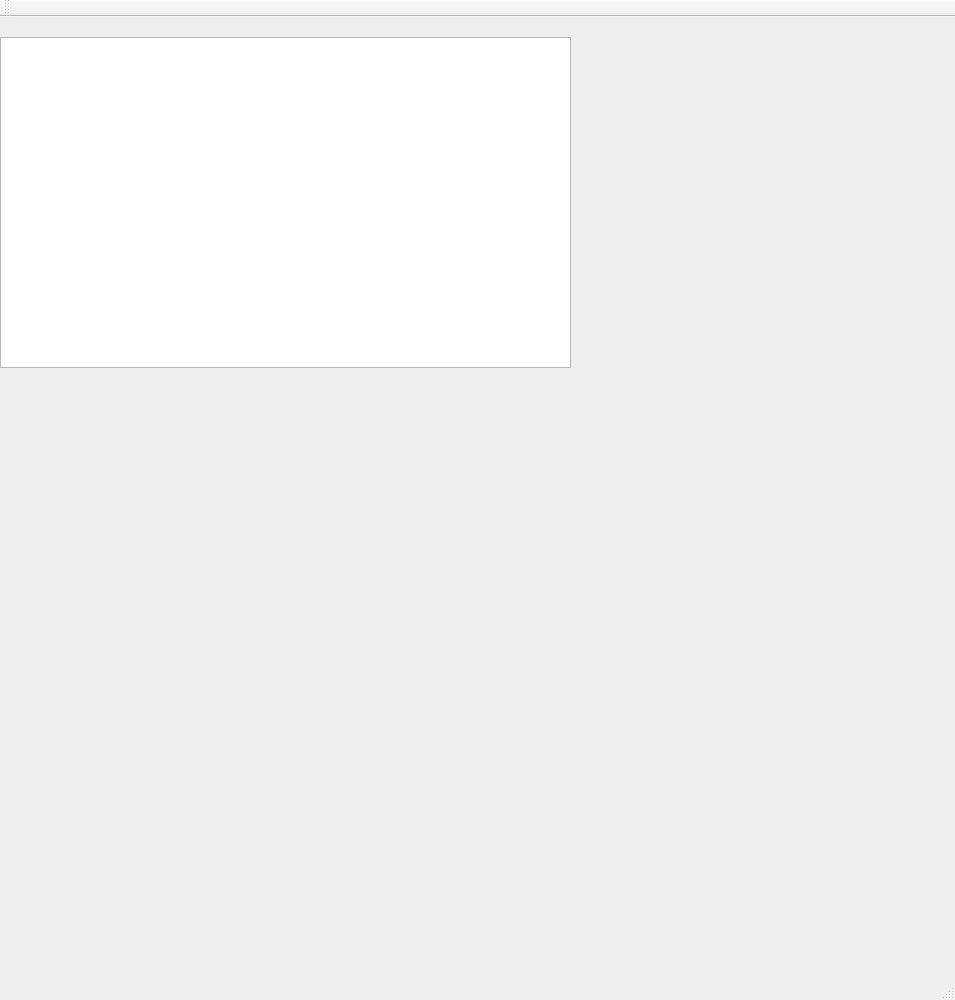
Old version of the form Videojuego/mainwindow.ui in the repository Pablo9925/Proyecto_Final_Info.
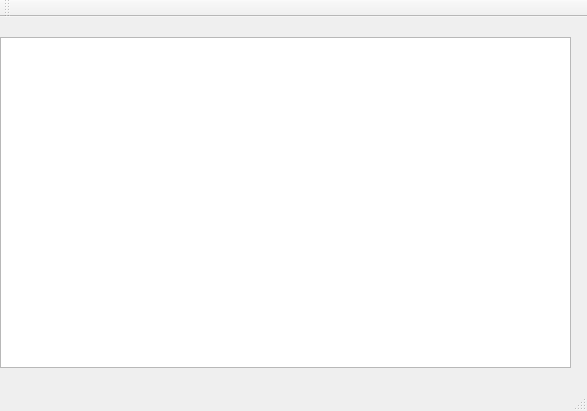
New version of the form.

```diff
--- a/Videojuego/mainwindow.ui
+++ b/Videojuego/mainwindow.ui
@@ -6,8 +6,8 @@
    <rect>
     <x>0</x>
     <y>0</y>
-    <width>955</width>
-    <height>1000</height>
+    <width>587</width>
+    <height>411</height>
    </rect>
   </property>
   <property name="windowTitle">
```
